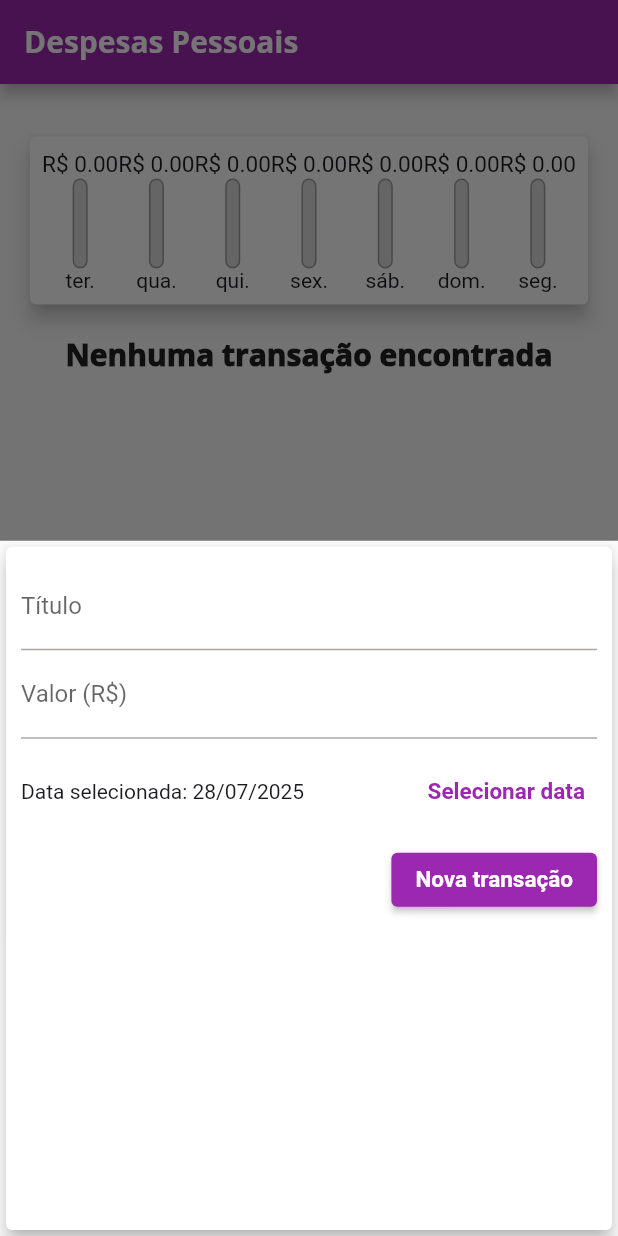
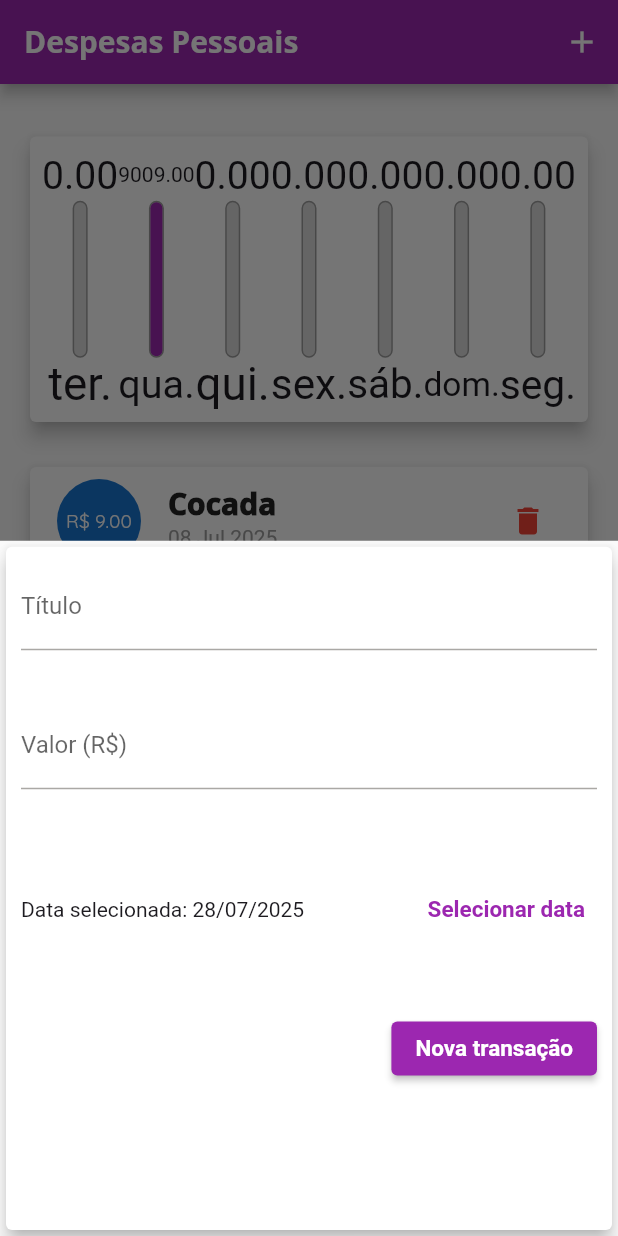
Before and after one commit to ErlonMurilo/app_despesas, a Flutter app: the screen it shows after launch, after a tap on the "add" icon, on a phone screen of 412 x 824 dp. Run offline on Flutter 3.47's test engine with Material 3 defaults, Android fonts, the phone set to English and light mode, and no system bars.

Commit message:
trabalhando_com_mediaquery

```diff
--- a/lib/components/chart_bar.dart
+++ b/lib/components/chart_bar.dart
@@ -13,11 +13,16 @@ class ChartBar extends StatelessWidget {
 
   @override
   Widget build(BuildContext context) {
+    return LayoutBuilder(
+      builder: (ctx, constraints) {
         return Column(
           children: [
             SizedBox(
-          height: 20,
-            child: FittedBox(child: Text('R\$ ${value.toStringAsFixed(2)}'))),
+              height: constraints.maxHeight * 0.2,
+              child: FittedBox(
+                child: Text(value.toStringAsFixed(2)),
+              ),
+            ),
             Container(
               decoration: BoxDecoration(
                 border: Border.all(width: 1, color: Colors.grey),
@@ -25,17 +30,26 @@ class ChartBar extends StatelessWidget {
                 borderRadius: BorderRadius.circular(5),
               ),
               width: 10,
-          height: 60,
+              height: constraints.maxHeight * 0.60,
               child: FractionallySizedBox(
                 alignment: Alignment.bottomCenter,
                 heightFactor: porcentagem,
                 child: Container(
+                  decoration: BoxDecoration(
                     color: Theme.of(context).colorScheme.primary,
+                    borderRadius: BorderRadius.circular(5),
                   ),
                 ),
               ),
-        Text(label)
+            ),
+            SizedBox(
+                height: constraints.maxHeight * 0.2,
+                child: FittedBox(
+                  child: Text(label),
+                ))
           ],
+        );
+      },
     );
   }
 }
--- a/lib/components/transaction_form.dart
+++ b/lib/components/transaction_form.dart
@@ -28,20 +28,27 @@ class _TransactionFormState extends State<TransactionForm> {
 
   @override
   Widget build(BuildContext context) {
+    return LayoutBuilder(
+      builder: (ctx, constraints) {
         return Card(
           elevation: 5,
           child: Padding(
             padding: const EdgeInsets.all(10.0),
             child: Column(
               children: [
-            TextField(
+                SizedBox(
+                  height: constraints.maxHeight * 0.2,
+                  child: TextField(
                     onSubmitted: (value) {
                       _onSubmit();
                     },
                     controller: titleController,
                     decoration: const InputDecoration(labelText: 'Título'),
                   ),
-            TextField(
+                ),
+                SizedBox(
+                  height: constraints.maxHeight * 0.2,
+                  child: TextField(
                     keyboardType:
                         const TextInputType.numberWithOptions(decimal: true),
                     onSubmitted: (value) {
@@ -50,8 +57,9 @@ class _TransactionFormState extends State<TransactionForm> {
                     controller: valueController,
                     decoration: const InputDecoration(labelText: 'Valor (R\$)'),
                   ),
+                ),
                 SizedBox(
-              height: 70,
+                  height: constraints.maxHeight * 0.2,
                   child: Row(
                     children: [
                       Expanded(
@@ -83,7 +91,9 @@ class _TransactionFormState extends State<TransactionForm> {
                     ],
                   ),
                 ),
-            Row(
+                SizedBox(
+                  height: constraints.maxHeight * 0.2,
+                  child: Row(
                     mainAxisAlignment: MainAxisAlignment.end,
                     children: [
                       ElevatedButton(
@@ -91,14 +101,17 @@ class _TransactionFormState extends State<TransactionForm> {
                           _onSubmit();
                         },
                         child: const Text('Nova transação',
-                      style:
-                          TextStyle(fontSize: 15, fontWeight: FontWeight.bold)),
+                            style: TextStyle(
+                                fontSize: 15, fontWeight: FontWeight.bold)),
                       ),
                     ],
+                  ),
                 )
               ],
             ),
           ),
         );
+      },
+    );
   }
 }
--- a/lib/components/transaction_list.dart
+++ b/lib/components/transaction_list.dart
@@ -15,17 +15,20 @@ class TransactionList extends StatefulWidget {
 class _TransactionListState extends State<TransactionList> {
   @override
   Widget build(BuildContext context) {
-    return SizedBox(
-      height: 420,
-      child: widget.transactions.isEmpty
-          ? Column(children: [
+    return widget.transactions.isEmpty
+        ? LayoutBuilder(
+          builder: (ctx, constraints){
+            return Column(children: [
               Text(
                 'Nenhuma transação encontrada',
                 style: Theme.of(context).textTheme.titleLarge,
               ),
               const Spacer(),
-              Image.asset('assets/images/waiting.png', height: 200)
-            ])
+              Image.asset('assets/images/waiting.png', height: constraints.maxHeight*0.8,)
+            ]);
+          },
+
+        )
         : ListView.builder(
             itemCount: widget.transactions.length,
             itemBuilder: (context, index) {
@@ -64,7 +67,6 @@ class _TransactionListState extends State<TransactionList> {
                 ),
               );
             },
-            ),
           );
   }
 }
--- a/lib/main.dart
+++ b/lib/main.dart
@@ -63,43 +63,45 @@ class MyHomePage extends StatefulWidget {
 
 class _MyHomePageState extends State<MyHomePage> {
   final List<Transaction> _transactions = [
-    // Transaction(
-    //   id: Random().nextDouble().toString(),
-    //   title: 'Cocada',
-    //   value: 9,
-    //   date: DateTime.now().subtract(Duration(days: 20)),
-    // ),
-    // Transaction(
-    //   id: Random().nextDouble().toString(),
-    //   title: 'Coca',
-    //   value: 9,
-    //   date: DateTime.now().subtract(Duration(days: 5)),
-    // ),
-    // Transaction(
-    //   id: Random().nextDouble().toString(),
-    //   title: 'Feijão',
-    //   value: 9,
-    //   date: DateTime.now().subtract(Duration(days: 7)),
-    // ),
-    // Transaction(
-    //   id: Random().nextDouble().toString(),
-    //   title: 'Refri Dight',
-    //   value: 100,
-    //   date: DateTime.now().subtract(Duration(days: 20)),
-    // ),
-    // Transaction(
-    //   id: Random().nextDouble().toString(),
-    //   title: 'Lua',
-    //   value: 9000,
-    //   date: DateTime.now().subtract(Duration(days: 5)),
-    // ),
-    // Transaction(
-    //   id: Random().nextDouble().toString(),
-    //   title: 'Cinema',
-    //   value: 25,
-    //   date: DateTime.now().subtract(Duration(days: 7)),
-    // ),
+    Transaction(
+      id: Random().nextDouble().toString(),
+      title: 'Cocada',
+      value: 9,
+      date: DateTime.now().subtract(const Duration(days: 20)),
+    ),
+    Transaction(
+      id: Random().nextDouble().toString(),
+      title: 'Coca',
+      value: 9,
+      date: DateTime.now().subtract(const Duration(days: 5)),
+    ),
+    Transaction(
+      id: Random().nextDouble().toString(),
+      title: 'Feijão',
+      value: 9,
+      date: DateTime.now().subtract(const Duration(days: 7)),
+    ),
+    Transaction(
+      id: Random().nextDouble().toString(),
+      title: 'Refri Dight',
+      value: 100,
+      date: DateTime.now().subtract(const Duration(days: 20)),
+    ),
+    Transaction(
+      id: Random().nextDouble().toString(),
+      title: 'Lua',
+      value: 9000,
+      date: DateTime.now().subtract(const Duration(days: 5)),
+    ),
+    Transaction(
+      id: Random().nextDouble().toString(),
+      title: 'Cinema',
+      value: 25,
+      date: DateTime.now().subtract(const Duration(days: 7)),
+    ),
   ];
+
+  bool _showChart = false;
 
   _addTransaction(String title, double value, DateTime date) {
     setState(() {
@@ -121,35 +123,85 @@ class _MyHomePageState extends State<MyHomePage> {
     });
   }
 
+  _openTransactionFormModal() {
+    return showModalBottomSheet(
+      context: context,
+      builder: (_) {
+        return TransactionForm(_addTransaction);
+      },
+    );
+  }
+
   @override
   Widget build(BuildContext context) {
+    bool isLandscape =
+        MediaQuery.of(context).orientation == Orientation.landscape;
+
+    final appBar = AppBar(
+      backgroundColor: Theme.of(context).colorScheme.primary,
+      title: Text(
+        'Despesas Pessoais',
+        style: TextStyle(
+            color: Colors.white,
+            fontSize: 20 * MediaQuery.textScalerOf(context).scale(1)),
+      ),
+      actions: [
+        if (isLandscape)
+          IconButton(
+              onPressed: () {
+                setState(() {
+                  _showChart = !_showChart;
+                });
+              },
+              icon: Icon(_showChart ? Icons.list: Icons.show_chart)),
+        IconButton(
+          icon: const Icon(Icons.add),
+          onPressed: _openTransactionFormModal,
+        )
+      ],
+    );
+    final availableHeight = MediaQuery.of(context).size.height -
+        appBar.preferredSize.height -
+        MediaQuery.of(context).padding.top;
+
     return Scaffold(
       resizeToAvoidBottomInset: false,
-      appBar: AppBar(
-        backgroundColor: Theme.of(context).colorScheme.primary,
-        title: const Text(
-          'Despesas Pessoais',
-          style: TextStyle(color: Colors.white),
+      appBar: appBar,
+      body: SingleChildScrollView(
+        child: Padding(
+          padding: const EdgeInsets.symmetric(vertical: 15),
+          child:
+              Column(crossAxisAlignment: CrossAxisAlignment.stretch, children: [
+            // if (isLandscape)
+            //   Row(
+            //     mainAxisAlignment: MainAxisAlignment.center,
+            //     children: [
+            //       const Text('Exibir Gráfico'),
+            //       Switch(
+            //         value: _showChart,
+            //         onChanged: (value) {
+            //           setState(() {
+            //             _showChart = value;
+            //           });
+            //         },
+            //       ),
+            //     ],
+            //   ),
+            if (!isLandscape || _showChart)
+              SizedBox(
+                height: availableHeight * (isLandscape ? 0.7 : 0.3),
+                child: Chart(_transactions),
+              ),
+            if (!isLandscape || !_showChart)
+              SizedBox(
+                height: availableHeight * 0.7,
+                child: TransactionList(_transactions, _removeTransaction),
+              ),
+          ]),
         ),
       ),
-      body: Padding(
-        padding: const EdgeInsets.symmetric(vertical: 15),
-        child:
-            Column(
-              crossAxisAlignment: CrossAxisAlignment.stretch, children: [
-          Chart(_transactions),
-          TransactionList(_transactions, _removeTransaction),
-        ]),
-      ),
       floatingActionButton: FloatingActionButton(
-        onPressed: () {
-          showModalBottomSheet(
-            context: context,
-            builder: (_) {
-              return TransactionForm(_addTransaction);
-            },
-          );
-        },
+        onPressed: _openTransactionFormModal,
         child: const Icon(Icons.add),
       ),
       floatingActionButtonLocation: FloatingActionButtonLocation.centerFloat,
```
Also changed, not shown: lib/components/chart.dart (+12 -13 lines). Lines whose indentation alone changed are shown as unchanged.
